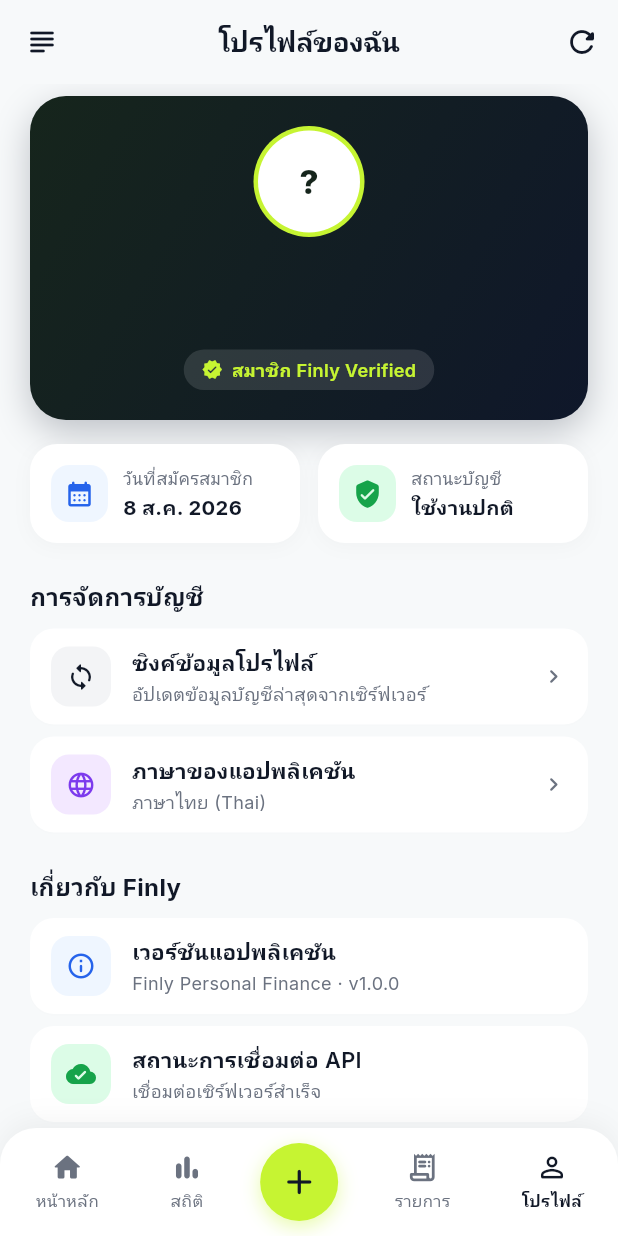
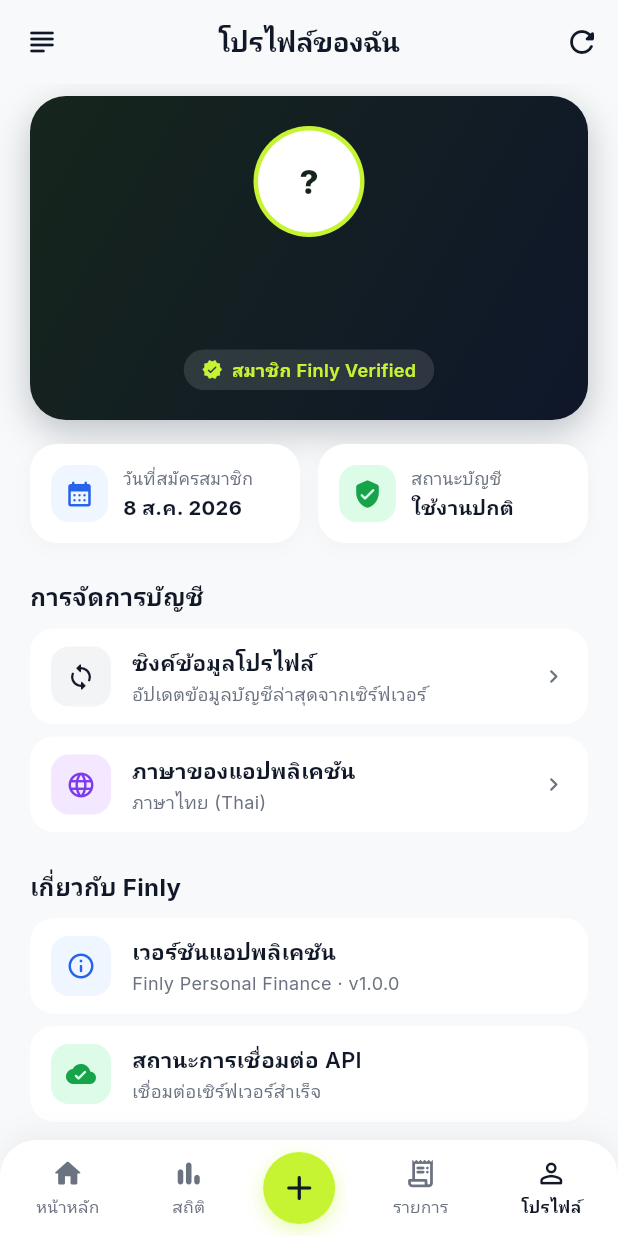
Before and after one commit to Jirasak-Thongpila/finly, a Flutter app: the HomeScreen screen opened directly, item 5 of the bottom bar chosen, on a phone screen of 412 x 824 dp. Run offline on Flutter 3.47's test engine with Material 3 defaults, Android fonts, the light colour scheme and no system bars; our stand-ins replace flutter_secure_storage, google_fonts; accounts and stored records are empty.

Commit message:
feat: configure edge-to-edge system UI and update SafeArea handling for main and bottom navigation layouts

```diff
--- a/lib/screens/home_screen.dart
+++ b/lib/screens/home_screen.dart
@@ -193,17 +193,15 @@ class _HomeScreenState extends State<HomeScreen> {
         },
         onLogout: () => session.logout(),
       ),
-      body: SafeArea(
-        child: IndexedStack(
+      body: IndexedStack(
         index: _activeNavIndex,
         children: [
-            _buildHomeBody(user),
+          SafeArea(bottom: false, child: _buildHomeBody(user)),
           StatisticsScreen(onMenuTap: _openDrawer),
           const SizedBox.shrink(),
           TransactionsScreen(onMenuTap: _openDrawer),
           SettingsScreen(onMenuTap: _openDrawer),
         ],
-        ),
       ),
       bottomNavigationBar: _BottomNavBar(
         selectedIndex: _activeNavIndex,
@@ -722,7 +720,6 @@ class _BottomNavBar extends StatelessWidget {
   @override
   Widget build(BuildContext context) {
     return Container(
-      height: 72,
       decoration: BoxDecoration(
         color: Colors.white,
         borderRadius: const BorderRadius.vertical(top: Radius.circular(24)),
@@ -734,6 +731,10 @@ class _BottomNavBar extends StatelessWidget {
           ),
         ],
       ),
+      child: SafeArea(
+        top: false,
+        child: SizedBox(
+          height: 64,
           child: Row(
             mainAxisAlignment: MainAxisAlignment.spaceAround,
             children: [
@@ -753,8 +754,8 @@ class _BottomNavBar extends StatelessWidget {
               GestureDetector(
                 onTap: () => onItemTapped(2),
                 child: Container(
-              width: 52,
-              height: 52,
+                  width: 48,
+                  height: 48,
                   decoration: BoxDecoration(
                     color: AppColors.limeAccent,
                     shape: BoxShape.circle,
@@ -786,6 +787,8 @@ class _BottomNavBar extends StatelessWidget {
                 onTap: () => onItemTapped(4),
               ),
             ],
+          ),
+        ),
       ),
     );
   }
```
Also changed, not shown: lib/main.dart (+11 -0 lines), lib/widgets/notifications_sheet.dart (+6 -3 lines). Lines whose indentation alone changed are shown as unchanged.
